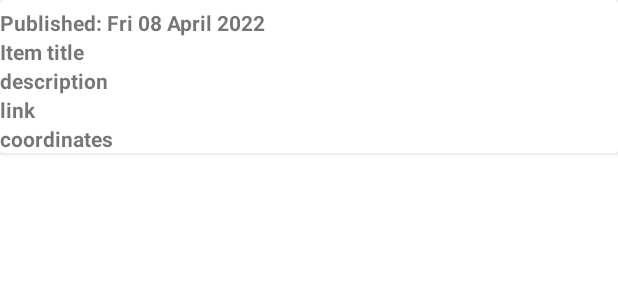
After one commit to ZubyWasTaken/Mobile-Platform-Development-2022-Zubair-Khalid, an Android app: the layout listview_incident.xml on its own in the app's theme, with its tools: preview values and no code run, on a phone screen of 412 x 824 dp. The commit adds this screen. Shown: the top 300 px of the screen. Run offline under Robolectric (Android 15) with nearby library versions, the phone set to English and light mode, and no system bars.

Commit message:
made incident show more than 1

```diff
--- a/app/src/main/java/com/khalidzubair/khalid_zubair_s1834905/Roadworks.java
+++ b/app/src/main/java/com/khalidzubair/khalid_zubair_s1834905/Roadworks.java
@@ -53,7 +53,7 @@ public class Roadworks extends Fragment {
 
         ((AppCompatActivity) getActivity()).getSupportActionBar().setTitle("Roadworks");
 
-        itemsListView = (ListView) view.findViewById(R.id.itemsListView);
+        itemsListView = view.findViewById(R.id.itemsListView);
 
         try {
             String STRING_URL = "https://trafficscotland.org/rss/feeds/roadworks.aspx";
--- /dev/null
+++ b/app/src/main/res/layout-land/listview_incident.xml
@@ -0,0 +1,71 @@
+<?xml version="1.0" encoding="utf-8"?>
+<FrameLayout xmlns:android="http://schemas.android.com/apk/res/android"
+    xmlns:tools="http://schemas.android.com/tools"
+    android:layout_width="match_parent"
+    android:layout_height="match_parent"
+    tools:context=".listview_incident">
+
+    <androidx.cardview.widget.CardView
+        android:layout_width="match_parent"
+        android:layout_height="wrap_content">
+
+        <LinearLayout
+            android:layout_width="match_parent"
+            android:layout_height="match_parent"
+            android:orientation="vertical">
+
+            <TextView
+                android:id="@+id/publishDateTextView"
+                android:layout_width="match_parent"
+                android:layout_height="wrap_content"
+                android:layout_marginTop="5dp"
+                android:layout_marginRight="10dp"
+                android:background="#FFFFFF"
+                android:gravity="left"
+                android:text="@string/item_pub_date"
+                android:textSize="14sp"
+                android:textStyle="bold" />
+
+            <TextView
+                android:id="@+id/titleTextView"
+                android:layout_width="match_parent"
+                android:layout_height="wrap_content"
+                android:background="#FFFFFF"
+                android:gravity="left"
+                android:text="@string/item_title"
+                android:textSize="14sp"
+                android:textStyle="bold" />
+
+            <TextView
+                android:id="@+id/descriptionTextView"
+                android:layout_width="match_parent"
+                android:layout_height="wrap_content"
+                android:background="#FFFFFF"
+                android:gravity="left"
+                android:text="description"
+                android:textSize="14sp"
+                android:textStyle="bold" />
+
+            <TextView
+                android:id="@+id/linkTextView"
+                android:layout_width="match_parent"
+                android:layout_height="wrap_content"
+                android:background="#FFFFFF"
+                android:gravity="left"
+                android:text="link"
+                android:textSize="14sp"
+                android:textStyle="bold" />
+
+            <TextView
+                android:id="@+id/geoTextView"
+                android:layout_width="match_parent"
+                android:layout_height="wrap_content"
+                android:background="#FFFFFF"
+                android:gravity="left"
+                android:text="coordinates"
+                android:textSize="14sp"
+                android:textStyle="bold" />
+        </LinearLayout>
+    </androidx.cardview.widget.CardView>
+
+</FrameLayout>
--- /dev/null
+++ b/app/src/main/res/layout/listview_incident.xml
@@ -0,0 +1,71 @@
+<?xml version="1.0" encoding="utf-8"?>
+<FrameLayout xmlns:android="http://schemas.android.com/apk/res/android"
+    xmlns:tools="http://schemas.android.com/tools"
+    android:layout_width="match_parent"
+    android:layout_height="match_parent"
+    tools:context=".listview_incident">
+
+    <androidx.cardview.widget.CardView
+        android:layout_width="match_parent"
+        android:layout_height="wrap_content">
+
+        <LinearLayout
+            android:layout_width="match_parent"
+            android:layout_height="match_parent"
+            android:orientation="vertical">
+
+            <TextView
+                android:id="@+id/publishDateTextView"
+                android:layout_width="match_parent"
+                android:layout_height="wrap_content"
+                android:layout_marginTop="5dp"
+                android:layout_marginRight="10dp"
+                android:background="#FFFFFF"
+                android:gravity="left"
+                android:text="@string/item_pub_date"
+                android:textSize="14sp"
+                android:textStyle="bold" />
+
+            <TextView
+                android:id="@+id/titleTextView"
+                android:layout_width="match_parent"
+                android:layout_height="wrap_content"
+                android:background="#FFFFFF"
+                android:gravity="left"
+                android:text="@string/item_title"
+                android:textSize="14sp"
+                android:textStyle="bold" />
+
+            <TextView
+                android:id="@+id/descriptionTextView"
+                android:layout_width="match_parent"
+                android:layout_height="wrap_content"
+                android:background="#FFFFFF"
+                android:gravity="left"
+                android:text="description"
+                android:textSize="14sp"
+                android:textStyle="bold" />
+
+            <TextView
+                android:id="@+id/linkTextView"
+                android:layout_width="match_parent"
+                android:layout_height="wrap_content"
+                android:background="#FFFFFF"
+                android:gravity="left"
+                android:text="link"
+                android:textSize="14sp"
+                android:textStyle="bold" />
+
+            <TextView
+                android:id="@+id/geoTextView"
+                android:layout_width="match_parent"
+                android:layout_height="wrap_content"
+                android:background="#FFFFFF"
+                android:gravity="left"
+                android:text="coordinates"
+                android:textSize="14sp"
+                android:textStyle="bold" />
+        </LinearLayout>
+    </androidx.cardview.widget.CardView>
+
+</FrameLayout>
```
Also changed, not shown: app/src/main/java/com/khalidzubair/khalid_zubair_s1834905/CurrentIncident.java (+31 -16 lines), app/src/main/res/layout/fragment_current_incident.xml (+4 -49 lines).
